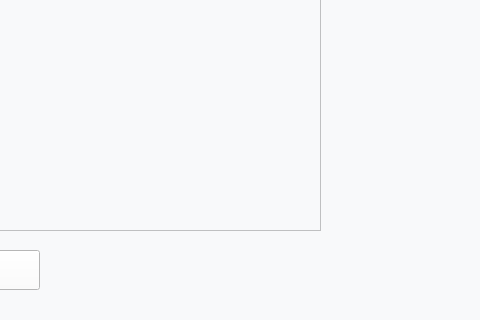
This is MusicVisualization/src/View/ContinueChoose/ContinueChooseWindow.ui in MohanChi/MusicVisualization as Qt 5 draws it before an edit; both pictures show x 520 to 1000 and y 240 to 560 of the 1000 by 560 pixel window. The edited form follows.
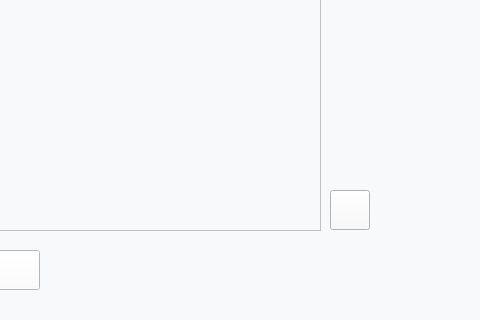
This is the edited form. Custom widgets are drawn as their Qt base class.

Commit message: add 'delete' function on display and continue page

The edit to the form file:
```diff
--- a/MusicVisualization/src/View/ContinueChoose/ContinueChooseWindow.ui
+++ b/MusicVisualization/src/View/ContinueChoose/ContinueChooseWindow.ui
@@ -120,6 +120,25 @@
      <string>Music Path</string>
     </property>
    </widget>
+   <widget class="ResPushButton" name="btn_delete">
+    <property name="geometry">
+     <rect>
+      <x>850</x>
+      <y>430</y>
+      <width>40</width>
+      <height>40</height>
+     </rect>
+    </property>
+    <property name="text">
+     <string/>
+    </property>
+    <property name="iconSize">
+     <size>
+      <width>40</width>
+      <height>40</height>
+     </size>
+    </property>
+   </widget>
   </widget>
  </widget>
  <layoutdefault spacing="6" margin="11"/>
```
The commit also changes 10 other files.
